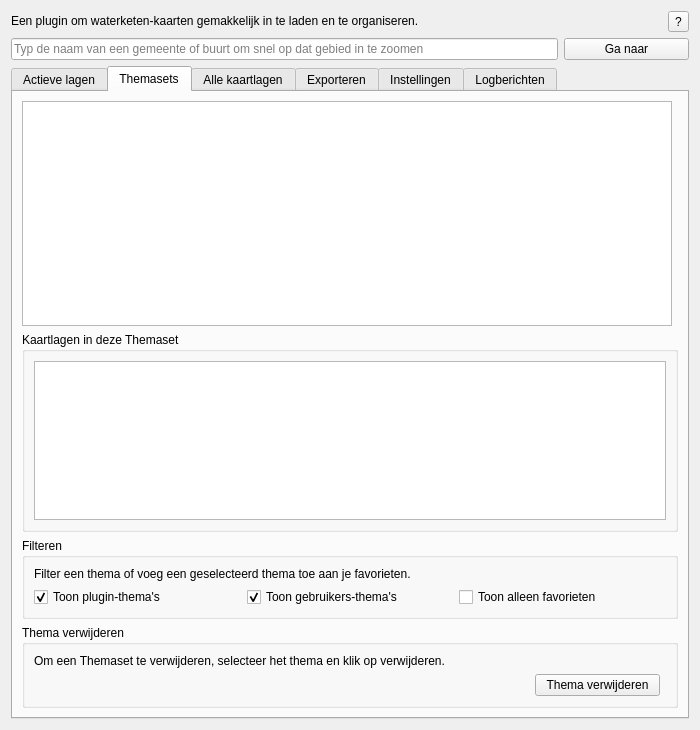
NAD-Dataplatform/NADmaps, file gui/nad_maps_dockwidget.ui: the form before one commit.
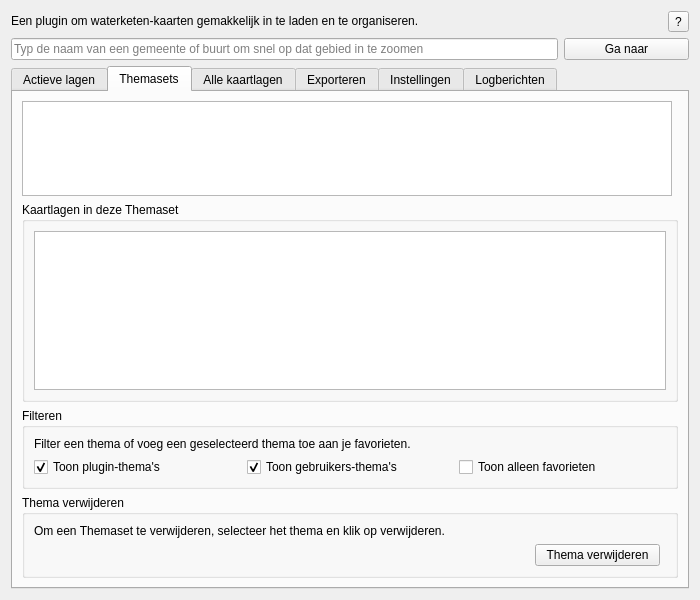
The form after the commit. The open tabs and pages were chosen to show the change.

```diff
--- a/gui/nad_maps_dockwidget.ui
+++ b/gui/nad_maps_dockwidget.ui
@@ -7,7 +7,7 @@
     <x>0</x>
     <y>0</y>
     <width>700</width>
-    <height>730</height>
+    <height>600</height>
    </rect>
   </property>
   <property name="sizePolicy">
@@ -320,7 +320,7 @@
          <property name="minimumSize">
           <size>
            <width>300</width>
-           <height>200</height>
+           <height>50</height>
           </size>
          </property>
          <property name="whatsThis">
@@ -416,6 +416,12 @@
            <verstretch>0</verstretch>
           </sizepolicy>
          </property>
+         <property name="minimumSize">
+          <size>
+           <width>0</width>
+           <height>100</height>
+          </size>
+         </property>
          <property name="maximumSize">
           <size>
            <width>16777215</width>
```
